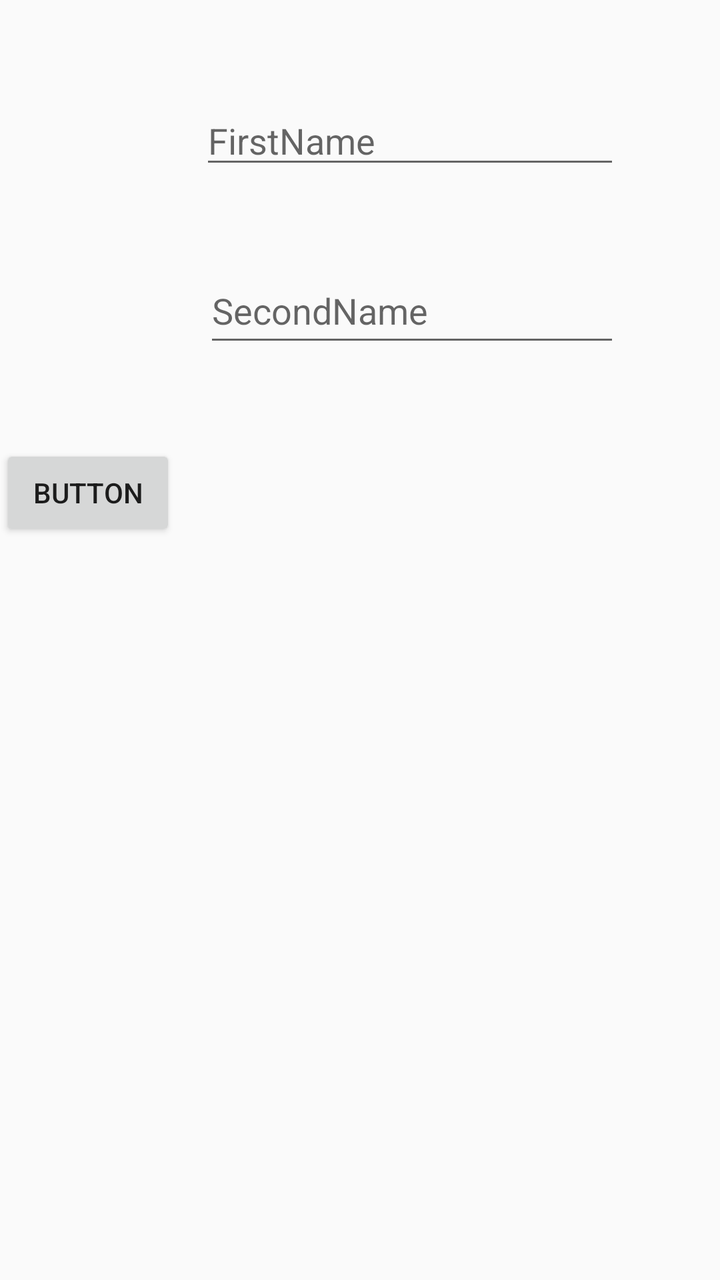
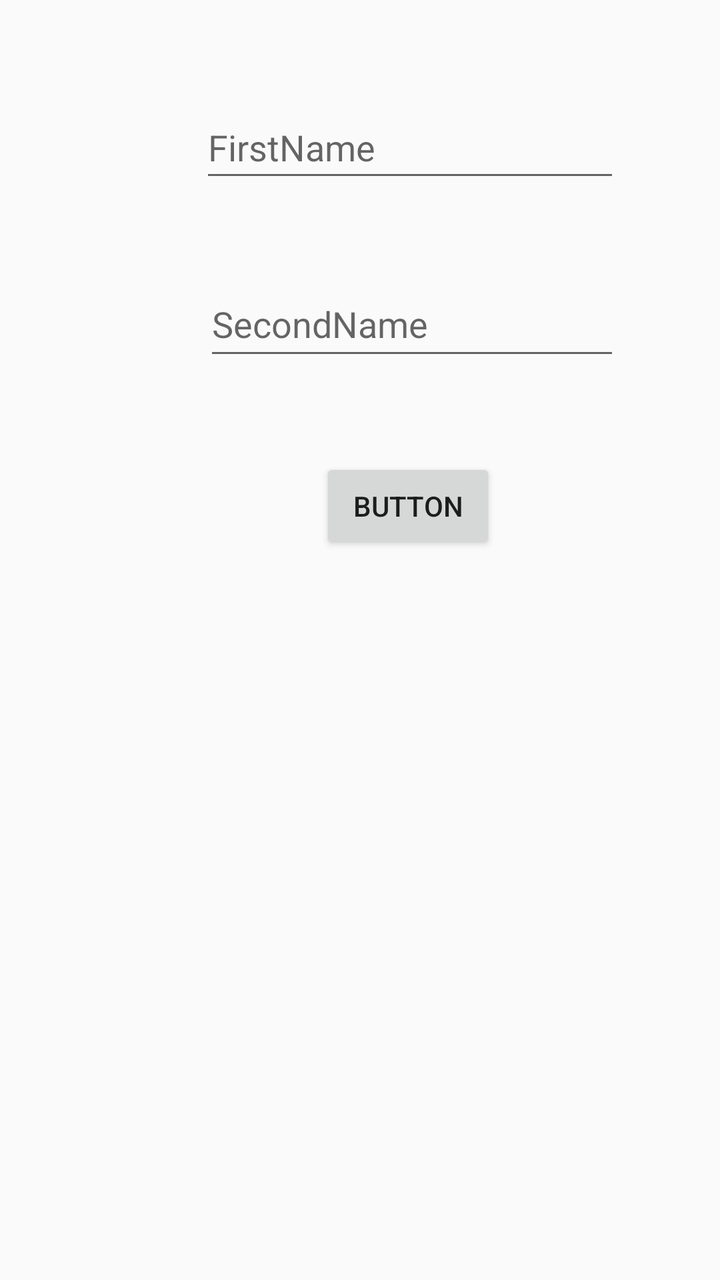

Screens rendered from an Android XML layout before and after an edit, with the pre-edit source and the edit as a unified diff.
<!-- AndroidManifest.xml: activity theme Theme.TrialRentManagementApp -->
<!-- res/layout/activity_main.xml -->
<?xml version="1.0" encoding="utf-8"?>
<androidx.constraintlayout.widget.ConstraintLayout xmlns:android="http://schemas.android.com/apk/res/android"
    xmlns:app="http://schemas.android.com/apk/res-auto"
    xmlns:tools="http://schemas.android.com/tools"
    android:id="@+id/main"
    android:layout_width="match_parent"
    android:layout_height="match_parent"
    android:orientation="vertical"
    tools:context=".MainActivity">

    <EditText
        android:id="@+id/editTextText"
        android:layout_width="wrap_content"
        android:layout_height="wrap_content"
        android:layout_marginStart="100dp"
        android:layout_marginTop="48dp"
        android:ems="10"
        android:hint="FirstName"
        android:inputType="text"
        app:layout_constraintStart_toStartOf="parent"
        app:layout_constraintTop_toTopOf="parent" />

    <EditText
        android:id="@+id/editTextText2"
        android:layout_width="208dp"
        android:layout_height="49dp"
        android:layout_marginTop="40dp"
        android:ems="10"
        android:hint="SecondName"
        android:inputType="text"
        app:layout_constraintEnd_toEndOf="@+id/editTextText"
        app:layout_constraintHorizontal_bias="1.0"
        app:layout_constraintStart_toStartOf="@+id/editTextText"
        app:layout_constraintTop_toBottomOf="@+id/editTextText" />

    <Button
        android:id="@+id/button"
        android:layout_width="wrap_content"
        android:layout_height="wrap_content"
        android:layout_marginTop="44dp"
        android:text="Button"
        app:layout_constraintTop_toBottomOf="@+id/editTextText2"
        tools:layout_editor_absoluteX="161dp" />

    <TextView
        android:id="@+id/textView"
        android:layout_width="match_parent"
        android:layout_height="300dp"
        tools:layout_editor_absoluteX="0dp"
        tools:layout_editor_absoluteY="307dp" />

</androidx.constraintlayout.widget.ConstraintLayout>
<!-- resources referenced by this layout -->
<resources>
  <style name="Theme.TrialRentManagementApp" parent="android:Theme.Material.Light.NoActionBar" />
</resources>

<!-- the commit's change to res/layout/activity_main.xml (unified diff, before → after) -->
@@ -11,7 +11,7 @@
     <EditText
         android:id="@+id/editTextText"
         android:layout_width="wrap_content"
-        android:layout_height="wrap_content"
+        android:layout_height="48dp"
         android:layout_marginStart="100dp"
         android:layout_marginTop="48dp"
         android:ems="10"
@@ -37,16 +37,20 @@
         android:id="@+id/button"
         android:layout_width="wrap_content"
         android:layout_height="wrap_content"
+        android:layout_marginStart="160dp"
         android:layout_marginTop="44dp"
         android:text="Button"
-        app:layout_constraintTop_toBottomOf="@+id/editTextText2"
-        tools:layout_editor_absoluteX="161dp" />
+        app:layout_constraintStart_toStartOf="parent"
+        app:layout_constraintTop_toBottomOf="@+id/editTextText2" />
 
     <TextView
         android:id="@+id/textView"
         android:layout_width="match_parent"
         android:layout_height="300dp"
-        tools:layout_editor_absoluteX="0dp"
-        tools:layout_editor_absoluteY="307dp" />
+        android:layout_marginTop="40dp"
+        app:layout_constraintEnd_toEndOf="parent"
+        app:layout_constraintHorizontal_bias="0.5"
+        app:layout_constraintStart_toStartOf="parent"
+        app:layout_constraintTop_toBottomOf="@+id/button" />
 
 </androidx.constraintlayout.widget.ConstraintLayout>
